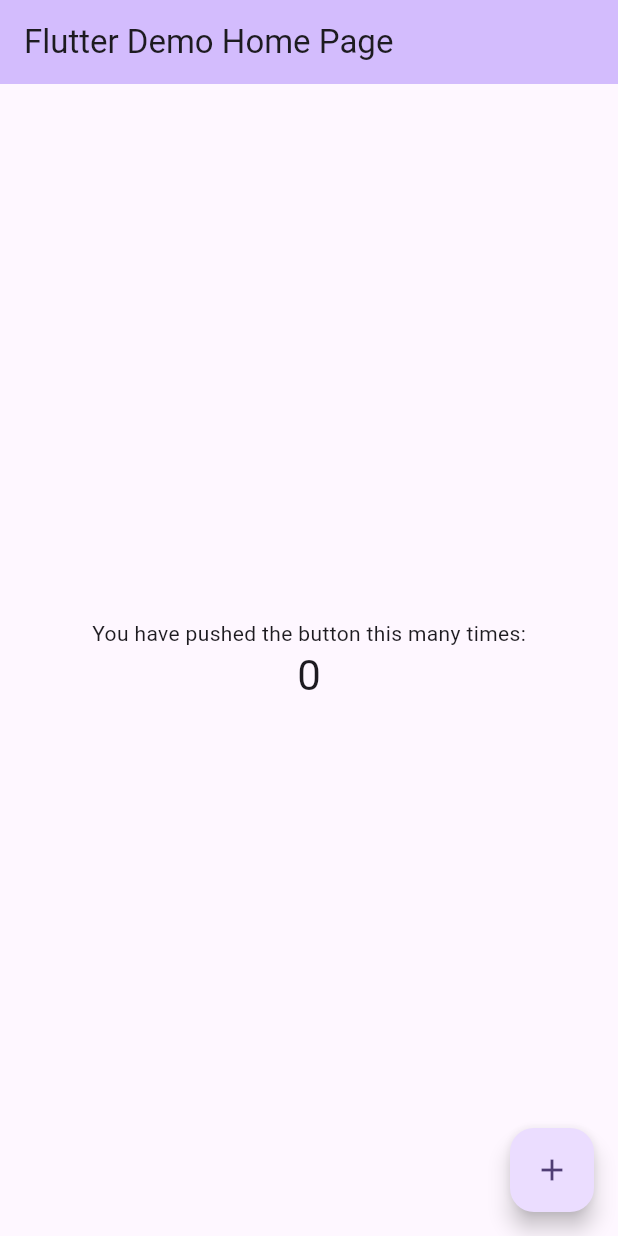
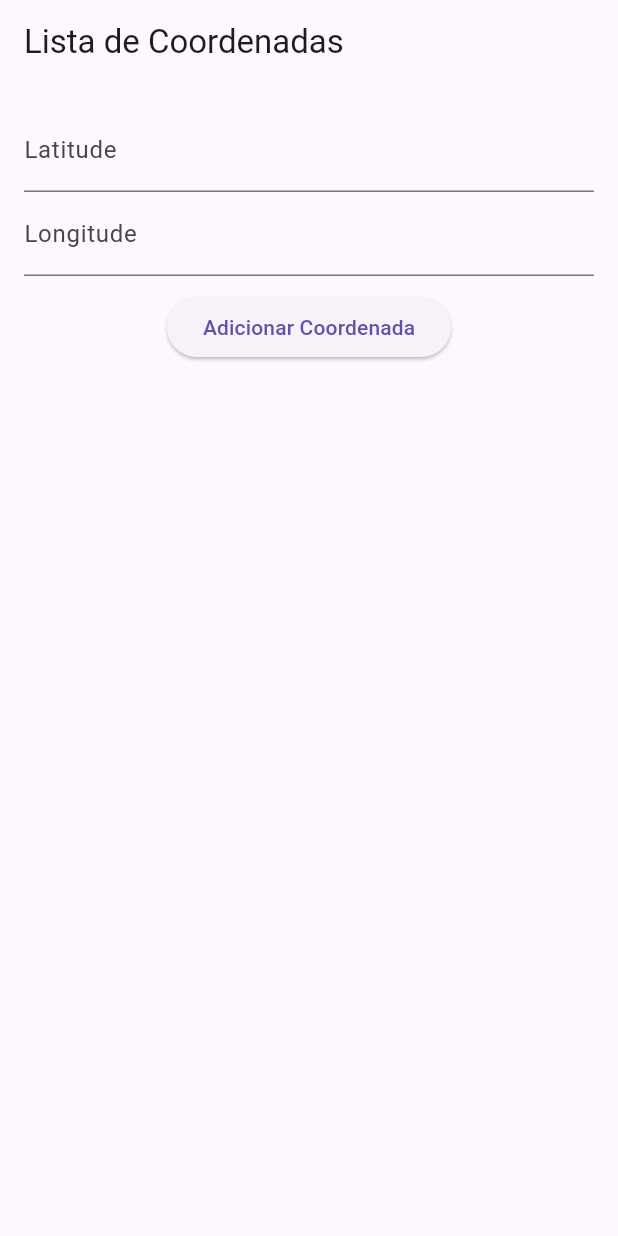
Before and after one commit to esionascimento/coordenadas_ccb, a Flutter app: the screen it shows after launch, on a phone screen of 412 x 824 dp. Run offline on Flutter 3.47's test engine with Material 3 defaults, Android fonts, the light colour scheme and no system bars.

Commit message:
refactor: main.dart funcionalidade abrir mapa, google maps ou maps.me, adicionarCoordenada

```diff
--- a/lib/main.dart
+++ b/lib/main.dart
@@ -1,4 +1,5 @@
 import 'package:flutter/material.dart';
+import 'package:url_launcher/url_launcher.dart';
 
 void main() {
   runApp(const MyApp());
@@ -7,116 +8,106 @@ void main() {
 class MyApp extends StatelessWidget {
   const MyApp({super.key});
 
-  // This widget is the root of your application.
   @override
   Widget build(BuildContext context) {
     return MaterialApp(
-      title: 'Flutter Demo',
-      theme: ThemeData(
-        // This is the theme of your application.
-        //
-        // TRY THIS: Try running your application with "flutter run". You'll see
-        // the application has a purple toolbar. Then, without quitting the app,
-        // try changing the seedColor in the colorScheme below to Colors.green
-        // and then invoke "hot reload" (save your changes or press the "hot
-        // reload" button in a Flutter-supported IDE, or press "r" if you used
-        // the command line to start the app).
-        //
-        // Notice that the counter didn't reset back to zero; the application
-        // state is not lost during the reload. To reset the state, use hot
-        // restart instead.
-        //
-        // This works for code too, not just values: Most code changes can be
-        // tested with just a hot reload.
-        colorScheme: ColorScheme.fromSeed(seedColor: Colors.deepPurple),
-      ),
-      home: const MyHomePage(title: 'Flutter Demo Home Page'),
+      debugShowCheckedModeBanner: false,
+      home: CoordenadasScreen(),
     );
   }
 }
 
-class MyHomePage extends StatefulWidget {
-  const MyHomePage({super.key, required this.title});
-
-  // This widget is the home page of your application. It is stateful, meaning
-  // that it has a State object (defined below) that contains fields that affect
-  // how it looks.
-
-  // This class is the configuration for the state. It holds the values (in this
-  // case the title) provided by the parent (in this case the App widget) and
-  // used by the build method of the State. Fields in a Widget subclass are
-  // always marked "final".
-
-  final String title;
-
+class CoordenadasScreen extends StatefulWidget {
   @override
-  State<MyHomePage> createState() => _MyHomePageState();
+  _CoordenadasScreenState createState() => _CoordenadasScreenState();
 }
 
-class _MyHomePageState extends State<MyHomePage> {
-  int _counter = 0;
+class _CoordenadasScreenState extends State<CoordenadasScreen> {
+  final List<Map<String, double>> coordenadas = [];
+  final TextEditingController latitudeController = TextEditingController();
+  final TextEditingController longitudeController = TextEditingController();
 
-  void _incrementCounter() {
-    setState(() {
-      // This call to setState tells the Flutter framework that something has
-      // changed in this State, which causes it to rerun the build method below
-      // so that the display can reflect the updated values. If we changed
-      // _counter without calling setState(), then the build method would not be
-      // called again, and so nothing would appear to happen.
-      _counter++;
-    });
+  void adicionarCoordenada() {
+    final double? lat = double.tryParse(latitudeController.text);
+    final double? lon = double.tryParse(longitudeController.text);
+
+    if (lat != null && lon != null) {
+      setState(() {
+        coordenadas.add({'latitude': lat, 'longitude': lon});
+      });
+
+      latitudeController.clear();
+      longitudeController.clear();
+    }
+  }
+
+  Future<void> abrirMapa(double lat, double lon) async {
+    final Uri mapsMeUri = Uri.parse("mapsme://map?ll=$lat,$lon&z=15");
+    final Uri googleMapsUri = Uri.parse(
+      "geo:$lat,$lon?q=$lat,$lon(Google Maps)",
+    );
+    final Uri webMapsUri = Uri.parse(
+      "https://www.google.com/maps/search/?api=1&query=$lat,$lon",
+    );
+
+    if (await canLaunch(mapsMeUri.toString())) {
+      await launchUrl(mapsMeUri, mode: LaunchMode.externalApplication);
+    }
+    if (await launchUrl(googleMapsUri, mode: LaunchMode.externalApplication)) {
+      return;
+    }
+    if (await launchUrl(webMapsUri, mode: LaunchMode.externalApplication)) {
+      return;
+    }
+
+    ScaffoldMessenger.of(
+      context,
+    ).showSnackBar(SnackBar(content: Text("Erro ao abrir o mapa.")));
   }
 
   @override
   Widget build(BuildContext context) {
-    // This method is rerun every time setState is called, for instance as done
-    // by the _incrementCounter method above.
-    //
-    // The Flutter framework has been optimized to make rerunning build methods
-    // fast, so that you can just rebuild anything that needs updating rather
-    // than having to individually change instances of widgets.
     return Scaffold(
-      appBar: AppBar(
-        // TRY THIS: Try changing the color here to a specific color (to
-        // Colors.amber, perhaps?) and trigger a hot reload to see the AppBar
-        // change color while the other colors stay the same.
-        backgroundColor: Theme.of(context).colorScheme.inversePrimary,
-        // Here we take the value from the MyHomePage object that was created by
-        // the App.build method, and use it to set our appbar title.
-        title: Text(widget.title),
-      ),
-      body: Center(
-        // Center is a layout widget. It takes a single child and positions it
-        // in the middle of the parent.
+      appBar: AppBar(title: Text("Lista de Coordenadas")),
+      body: Padding(
+        padding: const EdgeInsets.all(16.0),
         child: Column(
-          // Column is also a layout widget. It takes a list of children and
-          // arranges them vertically. By default, it sizes itself to fit its
-          // children horizontally, and tries to be as tall as its parent.
-          //
-          // Column has various properties to control how it sizes itself and
-          // how it positions its children. Here we use mainAxisAlignment to
-          // center the children vertically; the main axis here is the vertical
-          // axis because Columns are vertical (the cross axis would be
-          // horizontal).
-          //
-          // TRY THIS: Invoke "debug painting" (choose the "Toggle Debug Paint"
-          // action in the IDE, or press "p" in the console), to see the
-          // wireframe for each widget.
-          mainAxisAlignment: MainAxisAlignment.center,
-          children: <Widget>[
-            const Text('You have pushed the button this many times:'),
-            Text(
-              '$_counter',
-              style: Theme.of(context).textTheme.headlineMedium,
+          children: [
+            TextField(
+              controller: latitudeController,
+              decoration: InputDecoration(labelText: "Latitude"),
+              keyboardType: TextInputType.number,
+            ),
+            TextField(
+              controller: longitudeController,
+              decoration: InputDecoration(labelText: "Longitude"),
+              keyboardType: TextInputType.number,
+            ),
+            SizedBox(height: 10),
+            ElevatedButton(
+              onPressed: adicionarCoordenada,
+              child: Text("Adicionar Coordenada"),
+            ),
+            Expanded(
+              child: ListView.builder(
+                itemCount: coordenadas.length,
+                itemBuilder: (context, index) {
+                  final coord = coordenadas[index];
+                  return ListTile(
+                    title: Text(
+                      "Lat: ${coord['latitude']}, Lon: ${coord['longitude']}",
+                    ),
+                    trailing: Icon(Icons.map),
+                    onTap:
+                        () =>
+                            abrirMapa(coord['latitude']!, coord['longitude']!),
+                  );
+                },
+              ),
             ),
           ],
         ),
       ),
-      floatingActionButton: FloatingActionButton(
-        onPressed: _incrementCounter,
-        tooltip: 'Increment',
-        child: const Icon(Icons.add),
-      ), // This trailing comma makes auto-formatting nicer for build methods.
     );
   }
 }
```
